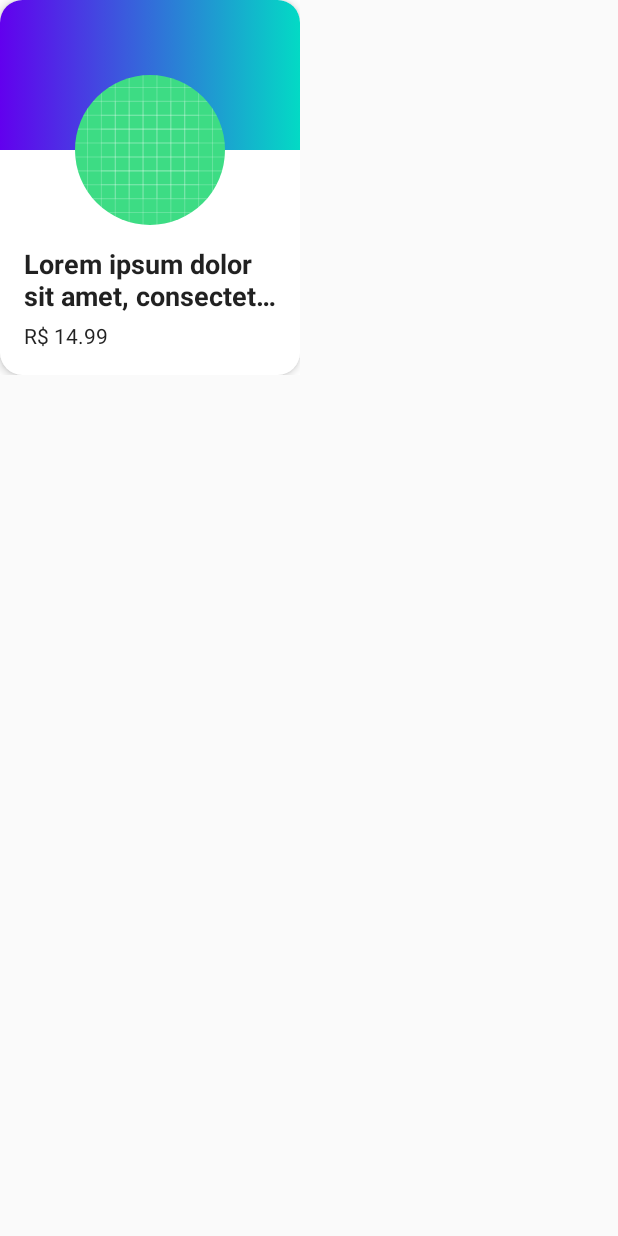
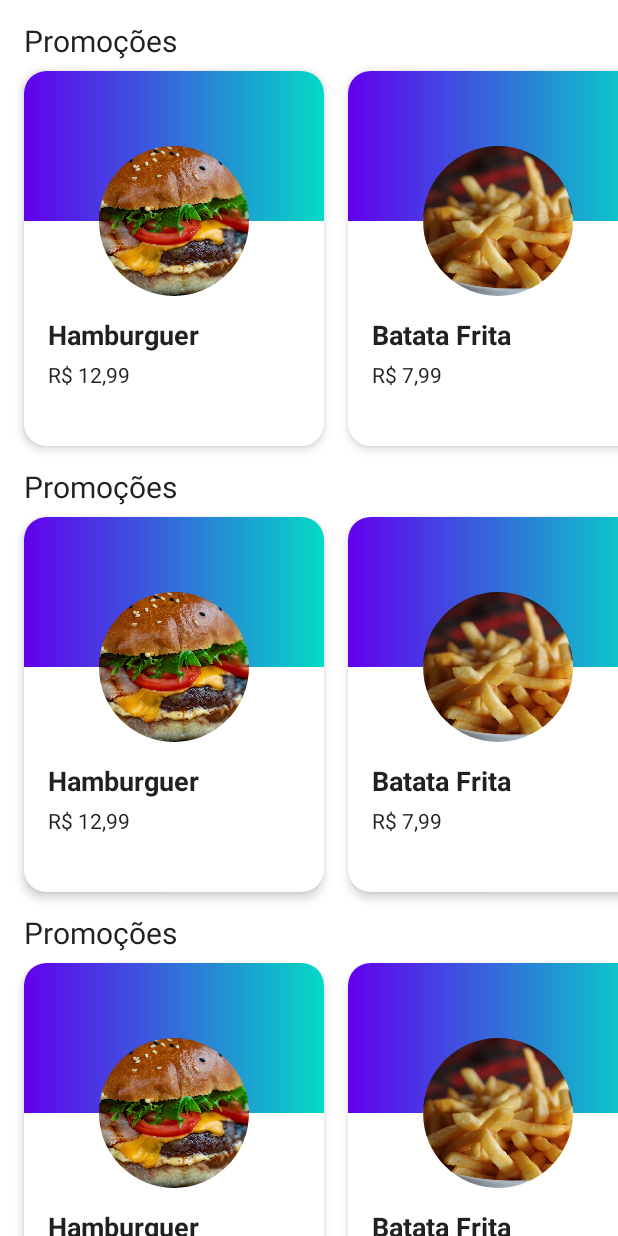
Before and after one commit to rodrigosscode/Aluravery, an Android app built with Jetpack Compose: the screen it shows after launch (MainActivity), on a phone screen of 412 x 824 dp. Run offline under Robolectric (Android 15) with nearby library versions, the phone set to English and light mode, and no system bars.

Commit message:
[Alura]#5 - New Composable with Sections, VerticalScroll, DataClass Product to ProductItem Composable, NumberFormatter to price

```diff
--- a/app/src/main/java/br/com/sscode/aluvery/MainActivity.kt
+++ b/app/src/main/java/br/com/sscode/aluvery/MainActivity.kt
@@ -3,11 +3,8 @@ package br.com.sscode.aluvery
 import android.os.Bundle
 import androidx.activity.ComponentActivity
 import androidx.activity.compose.setContent
-import androidx.compose.foundation.Image
-import androidx.compose.foundation.background
-import androidx.compose.foundation.horizontalScroll
+import androidx.compose.foundation.*
 import androidx.compose.foundation.layout.*
-import androidx.compose.foundation.rememberScrollState
 import androidx.compose.foundation.shape.CircleShape
 import androidx.compose.foundation.shape.RoundedCornerShape
 import androidx.compose.material.Surface
@@ -17,6 +14,7 @@ import androidx.compose.ui.Alignment.Companion.Center
 import androidx.compose.ui.Modifier
 import androidx.compose.ui.draw.clip
 import androidx.compose.ui.graphics.Brush
+import androidx.compose.ui.layout.ContentScale
 import androidx.compose.ui.res.painterResource
 import androidx.compose.ui.text.font.FontWeight
 import androidx.compose.ui.text.style.TextOverflow
@@ -24,21 +22,44 @@ import androidx.compose.ui.tooling.preview.Preview
 import androidx.compose.ui.tooling.preview.datasource.LoremIpsum
 import androidx.compose.ui.unit.dp
 import androidx.compose.ui.unit.sp
+import br.com.sscode.aluvery.extensions.toBrazilianCurrency
+import br.com.sscode.aluvery.model.Product
 import br.com.sscode.aluvery.ui.theme.AluveryTheme
 import br.com.sscode.aluvery.ui.theme.Purple500
 import br.com.sscode.aluvery.ui.theme.Teal200
+import java.math.BigDecimal
 
 class MainActivity : ComponentActivity() {
     override fun onCreate(savedInstanceState: Bundle?) {
         super.onCreate(savedInstanceState)
         setContent {
-            AluveryTheme {
-                Surface {
-                    ProductItem()
-                }
-            }
+            App()
         }
     }
+}
+
+@Composable
+fun App() = AluveryTheme {
+    Surface {
+        Column(
+            Modifier
+                .fillMaxSize()
+                .verticalScroll(rememberScrollState()),
+            verticalArrangement = Arrangement.spacedBy(16.dp)
+        ) {
+            Spacer(Modifier)
+            ProductSection()
+            ProductSection()
+            ProductSection()
+            Spacer(Modifier)
+        }
+    }
+}
+
+@Preview(showSystemUi = true)
+@Composable
+fun AppPreview() {
+    App()
 }
 
 @Composable
@@ -49,7 +70,6 @@ fun ProductSection() = Column {
         modifier = Modifier
             .padding(
                 start = 16.dp,
-                top = 16.dp,
                 end = 16.dp
             ),
         fontWeight = FontWeight(400)
@@ -57,23 +77,40 @@ fun ProductSection() = Column {
     Row(
         modifier = Modifier
             .padding(
-                top = 8.dp,
-                bottom = 16.dp
+                top = 8.dp
             )
             .fillMaxWidth()
             .horizontalScroll(rememberScrollState()),
         horizontalArrangement = Arrangement.spacedBy(16.dp)
     ) {
         Spacer(Modifier)
-        ProductItem()
-        ProductItem()
-        ProductItem()
+        ProductItem(
+            Product(
+                name = "Hamburguer",
+                price = BigDecimal("12.99"),
+                imageRes = R.drawable.burger
+            )
+        )
+        ProductItem(
+            Product(
+                name = "Batata Frita",
+                price = BigDecimal("7.99"),
+                imageRes = R.drawable.fries
+            )
+        )
+        ProductItem(
+            Product(
+                name = "Pizza",
+                price = BigDecimal("19.99"),
+                imageRes = R.drawable.pizza
+            )
+        )
         Spacer(Modifier)
     }
 }
 
 @Composable
-fun ProductItem() {
+fun ProductItem(product: Product) = with(product) {
     Surface(
         shape = RoundedCornerShape(15.dp),
         elevation = 4.dp,
@@ -97,26 +134,27 @@ fun ProductItem() {
                     .fillMaxWidth()
             ) {
                 Image(
-                    painter = painterResource(id = R.drawable.ic_launcher_background),
+                    painter = painterResource(id = imageRes),
                     contentDescription = "Imagem do produto",
                     modifier = Modifier
                         .size(imageSize)
                         .offset(y = imageSize / 2)
                         .clip(shape = CircleShape)
                         .align(Center),
+                    contentScale = ContentScale.Crop
                 )
             }
             Spacer(modifier = Modifier.height(imageSize / 2))
             Column(Modifier.padding(16.dp)) {
                 Text(
-                    text = LoremIpsum(50).values.first(),
+                    text = name,
                     fontSize = 18.sp,
                     fontWeight = FontWeight(700),
                     maxLines = 2,
                     overflow = TextOverflow.Ellipsis
                 )
                 Text(
-                    text = "R$ 14.99",
+                    text = price.toBrazilianCurrency(),
                     modifier = Modifier.padding(top = 8.dp),
                     fontSize = 14.sp,
                     fontWeight = FontWeight(400)
@@ -135,5 +173,11 @@ private fun ProductSectionPreview() {
 @Preview(showBackground = true)
 @Composable
 private fun ProductItemPreview() {
-    ProductItem()
+    ProductItem(
+        Product(
+            name = LoremIpsum(50).values.first(),
+            price = BigDecimal("14.99"),
+            imageRes = R.drawable.ic_launcher_background
+        )
+    )
 }
--- /dev/null
+++ b/app/src/main/java/br/com/sscode/aluvery/extensions/BigDecimalExtensions.kt
@@ -0,0 +1,10 @@
+package br.com.sscode.aluvery.extensions
+
+import java.math.BigDecimal
+import java.text.NumberFormat.getCurrencyInstance
+import java.util.*
+
+val BRAZILIAN_LOCATION = Locale("pt", "br")
+
+fun BigDecimal.toBrazilianCurrency(): String =
+    getCurrencyInstance(BRAZILIAN_LOCATION).format(this)
--- /dev/null
+++ b/app/src/main/java/br/com/sscode/aluvery/model/Product.kt
@@ -0,0 +1,6 @@
+package br.com.sscode.aluvery.model
+
+import androidx.annotation.DrawableRes
+import java.math.BigDecimal
+
+data class Product(val name: String, val price: BigDecimal, @DrawableRes val imageRes: Int)
```
Also changed, not shown: app/src/main/res/drawable/burger.jpeg (added), app/src/main/res/drawable/fries.jpeg (added), app/src/main/res/drawable/pizza.jpeg (added), app/src/main/res/drawable/placeholder.png (added).
